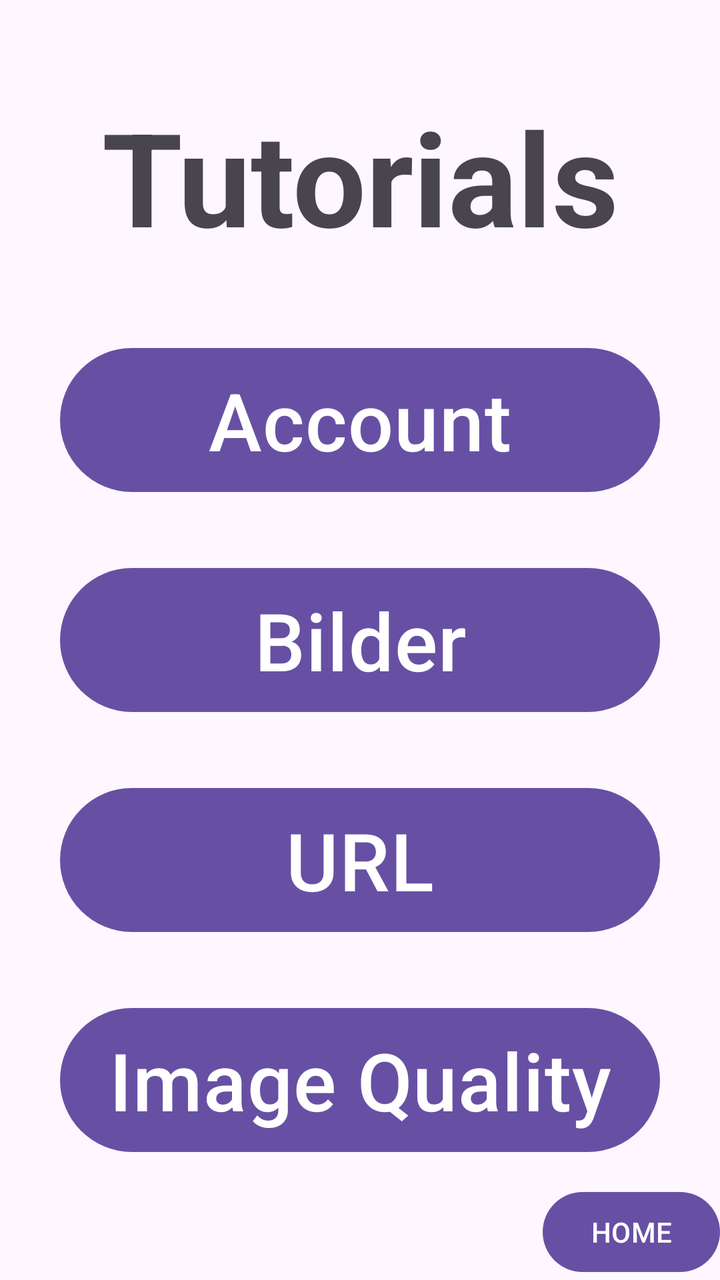
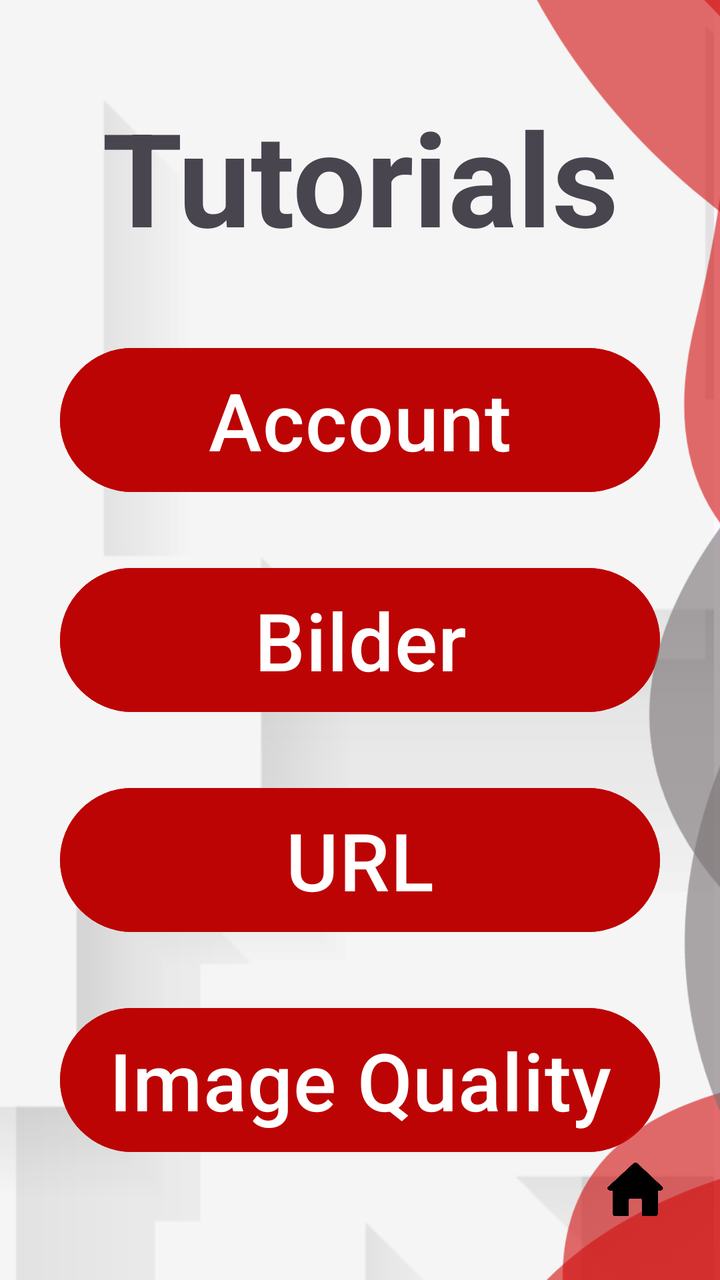

Before-and-after screenshots of an Android layout around one commit, followed by the original layout XML and the change that was made.
<!-- AndroidManifest.xml: application theme Theme.TrafficSceneAnalyser -->
<!-- res/layout/activity_tutorial.xml -->
<?xml version="1.0" encoding="utf-8"?>
<androidx.constraintlayout.widget.ConstraintLayout xmlns:android="http://schemas.android.com/apk/res/android"
    xmlns:app="http://schemas.android.com/apk/res-auto"
    xmlns:tools="http://schemas.android.com/tools"
    android:id="@+id/main"
    android:layout_width="match_parent"
    android:layout_height="match_parent"
    tools:context=".TutorialActivity">

    <Button
        android:id="@+id/btnAccount"
        android:layout_width="300dp"
        android:layout_height="80dp"
        android:layout_marginBottom="30dp"
        android:text="Account"
        android:textAlignment="center"
        android:textSize="40sp"
        app:layout_constraintBottom_toTopOf="@+id/btnBilder"
        app:layout_constraintEnd_toEndOf="parent"
        app:layout_constraintStart_toStartOf="parent" />

    <Button
        android:id="@+id/btnBilder"
        android:layout_width="300dp"
        android:layout_height="80dp"
        android:text="Bilder"
        android:textSize="40sp"
        app:layout_constraintBottom_toBottomOf="parent"
        app:layout_constraintEnd_toEndOf="parent"
        app:layout_constraintStart_toStartOf="parent"
        app:layout_constraintTop_toTopOf="parent" />

    <Button
        android:id="@+id/btnUrlTut"
        android:layout_width="300dp"
        android:layout_height="80dp"
        android:layout_marginTop="30dp"
        android:text="URL"
        android:textSize="40sp"
        app:layout_constraintEnd_toEndOf="parent"
        app:layout_constraintStart_toStartOf="parent"
        app:layout_constraintTop_toBottomOf="@+id/btnBilder" />

    <Button
        android:id="@+id/btnImageQuality"
        android:layout_width="300dp"
        android:layout_height="80dp"
        android:layout_marginTop="30dp"
        android:text="Image Quality"
        android:textSize="40sp"
        app:layout_constraintEnd_toEndOf="parent"
        app:layout_constraintStart_toStartOf="parent"
        app:layout_constraintTop_toBottomOf="@+id/btnUrlTut" />

    <TextView
        android:id="@+id/textView8"
        android:layout_width="300dp"
        android:layout_height="80dp"
        android:text="Tutorials"
        android:textAlignment="center"
        android:textSize="65sp"
        android:textStyle="bold"
        app:layout_constraintBottom_toTopOf="@+id/btnAccount"
        app:layout_constraintEnd_toEndOf="parent"
        app:layout_constraintStart_toStartOf="parent"
        app:layout_constraintTop_toTopOf="parent" />

    <Button
        android:id="@+id/btnHome"
        android:layout_width="wrap_content"
        android:layout_height="wrap_content"
        android:text="HOME"
        app:layout_constraintBottom_toBottomOf="parent"
        app:layout_constraintEnd_toEndOf="parent" />

</androidx.constraintlayout.widget.ConstraintLayout>
<!-- resources referenced by this layout -->
<resources>
  <style name="Theme.TrafficSceneAnalyser" parent="Base.Theme.TrafficSceneAnalyser" />
  <style name="Base.Theme.TrafficSceneAnalyser" parent="Theme.Material3.DayNight.NoActionBar">
          
          
      </style>
</resources>

<!-- the commit's change to res/layout/activity_tutorial.xml (unified diff, before → after) -->
@@ -7,11 +7,38 @@
     android:layout_height="match_parent"
     tools:context=".TutorialActivity">
 
+    <ImageButton
+        android:id="@+id/hbutton"
+        android:layout_width="64dp"
+        android:layout_height="73dp"
+        android:backgroundTint="#00FFFFFF"
+        android:onClick="goToHome"
+        android:scaleType="fitCenter"
+        android:src="@drawable/home1"
+        app:layout_constraintBottom_toBottomOf="parent"
+        app:layout_constraintEnd_toEndOf="parent"
+        app:layout_constraintStart_toStartOf="parent"
+        app:layout_constraintTop_toTopOf="parent"
+        app:layout_constraintVertical_bias="1.0" />
+
+    <ImageView
+        android:id="@+id/backg"
+        android:layout_width="904dp"
+        android:layout_height="897dp"
+        app:layout_constraintBottom_toBottomOf="parent"
+        app:layout_constraintEnd_toEndOf="parent"
+        app:layout_constraintHorizontal_bias="1.0"
+        app:layout_constraintStart_toStartOf="parent"
+        app:layout_constraintTop_toTopOf="parent"
+        app:layout_constraintVertical_bias="0.12"
+        app:srcCompat="@drawable/background" />
+
     <Button
         android:id="@+id/btnAccount"
         android:layout_width="300dp"
         android:layout_height="80dp"
         android:layout_marginBottom="30dp"
+        android:backgroundTint="#BC0404"
         android:text="Account"
         android:textAlignment="center"
         android:textSize="40sp"
@@ -23,6 +50,7 @@
         android:id="@+id/btnBilder"
         android:layout_width="300dp"
         android:layout_height="80dp"
+        android:backgroundTint="#BC0404"
         android:text="Bilder"
         android:textSize="40sp"
         app:layout_constraintBottom_toBottomOf="parent"
@@ -35,6 +63,7 @@
         android:layout_width="300dp"
         android:layout_height="80dp"
         android:layout_marginTop="30dp"
+        android:backgroundTint="#BC0404"
         android:text="URL"
         android:textSize="40sp"
         app:layout_constraintEnd_toEndOf="parent"
@@ -46,6 +75,7 @@
         android:layout_width="300dp"
         android:layout_height="80dp"
         android:layout_marginTop="30dp"
+        android:backgroundTint="#BC0404"
         android:text="Image Quality"
         android:textSize="40sp"
         app:layout_constraintEnd_toEndOf="parent"
@@ -65,12 +95,30 @@
         app:layout_constraintStart_toStartOf="parent"
         app:layout_constraintTop_toTopOf="parent" />
 
-    <Button
+    <ImageView
+        android:id="@+id/imageView5"
+        android:layout_width="484dp"
+        android:layout_height="773dp"
+        app:layout_constraintBottom_toBottomOf="parent"
+        app:layout_constraintEnd_toEndOf="parent"
+        app:layout_constraintHorizontal_bias="0.643"
+        app:layout_constraintStart_toStartOf="parent"
+        app:layout_constraintTop_toTopOf="parent"
+        app:srcCompat="@drawable/perfectlayout2" />
+
+    <ImageButton
         android:id="@+id/btnHome"
-        android:layout_width="wrap_content"
-        android:layout_height="wrap_content"
-        android:text="HOME"
+        android:layout_width="54dp"
+        android:layout_height="68dp"
+        android:backgroundTint="#00FFFFFF"
+        android:onClick="goToHome"
+        android:scaleType="fitCenter"
+        android:src="@drawable/home1"
         app:layout_constraintBottom_toBottomOf="parent"
-        app:layout_constraintEnd_toEndOf="parent" />
+        app:layout_constraintEnd_toEndOf="parent"
+        app:layout_constraintHorizontal_bias="0.95"
+        app:layout_constraintStart_toStartOf="parent"
+        app:layout_constraintTop_toTopOf="parent"
+        app:layout_constraintVertical_bias="0.98" />
 
 </androidx.constraintlayout.widget.ConstraintLayout>
<!-- resource entries referenced after the edit -->
@@ -1,5 +1,8 @@
 <!-- resources referenced by this layout -->
 <resources>
+  <!-- drawable background: png bitmap (drawable-hdpi, 37305 bytes) -->
+  <!-- drawable home1: png bitmap (drawable, 7782 bytes) -->
+  <!-- drawable perfectlayout2: png bitmap (drawable-hdpi, 51025 bytes) -->
   <style name="Theme.TrafficSceneAnalyser" parent="Base.Theme.TrafficSceneAnalyser" />
   <style name="Base.Theme.TrafficSceneAnalyser" parent="Theme.Material3.DayNight.NoActionBar">
           
